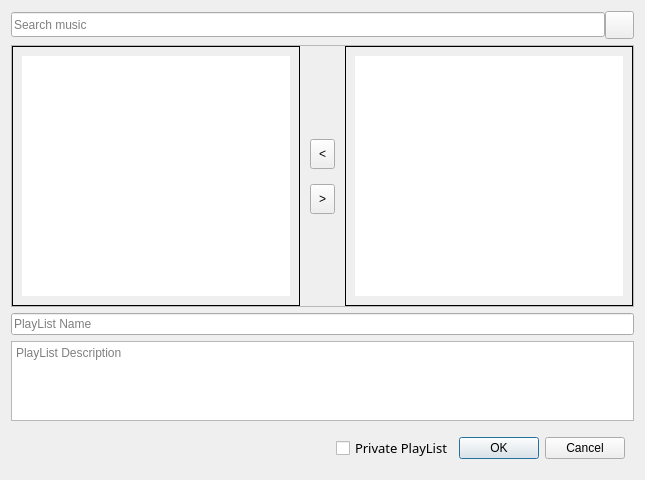
First picture: the form in playlisteditor.ui, repository LACF-MIEEC/BasesDados, before the edit.
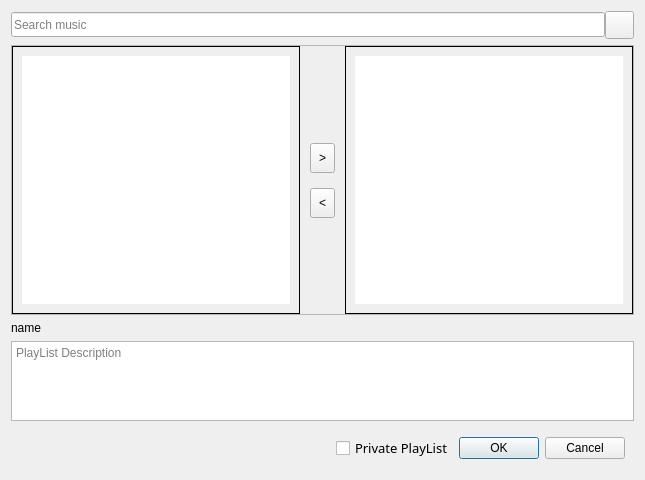
Second picture: the form after the edit. Icons and pictures are not drawn.

Diff of the .ui file:
```diff
--- a/playlisteditor.ui
+++ b/playlisteditor.ui
@@ -61,7 +61,7 @@
            <x>0</x>
            <y>0</y>
            <width>286</width>
-           <height>266</height>
+           <height>273</height>
           </rect>
          </property>
          <layout class="QGridLayout" name="gridLayout_2">
@@ -104,23 +104,23 @@
             </size>
            </property>
            <property name="text">
-            <string>&lt;</string>
-           </property>
-          </widget>
-         </item>
-         <item>
-          <widget class="QToolButton" name="removeMusicButton">
-           <property name="minimumSize">
-            <size>
-             <width>25</width>
-             <height>30</height>
-            </size>
-           </property>
-           <property name="text">
             <string>&gt;</string>
            </property>
           </widget>
          </item>
+         <item>
+          <widget class="QToolButton" name="removeMusicButton">
+           <property name="minimumSize">
+            <size>
+             <width>25</width>
+             <height>30</height>
+            </size>
+           </property>
+           <property name="text">
+            <string>&lt;</string>
+           </property>
+          </widget>
+         </item>
          <item>
           <spacer name="verticalSpacer_2">
            <property name="orientation">
@@ -160,7 +160,7 @@
            <x>0</x>
            <y>0</y>
            <width>285</width>
-           <height>266</height>
+           <height>273</height>
           </rect>
          </property>
          <layout class="QGridLayout" name="gridLayout_3">
@@ -169,9 +169,6 @@
             <property name="frameShape">
              <enum>QFrame::NoFrame</enum>
             </property>
-            <property name="sortingEnabled">
-             <bool>true</bool>
-            </property>
            </widget>
           </item>
          </layout>
@@ -296,9 +293,9 @@
     </widget>
    </item>
    <item row="4" column="0">
-    <widget class="QLineEdit" name="name">
-     <property name="placeholderText">
-      <string>PlayList Name</string>
+    <widget class="QLabel" name="name">
+     <property name="text">
+      <string>name</string>
      </property>
     </widget>
    </item>
```
Left out of the diff: 164 changed lines with no effect on the pictures.
